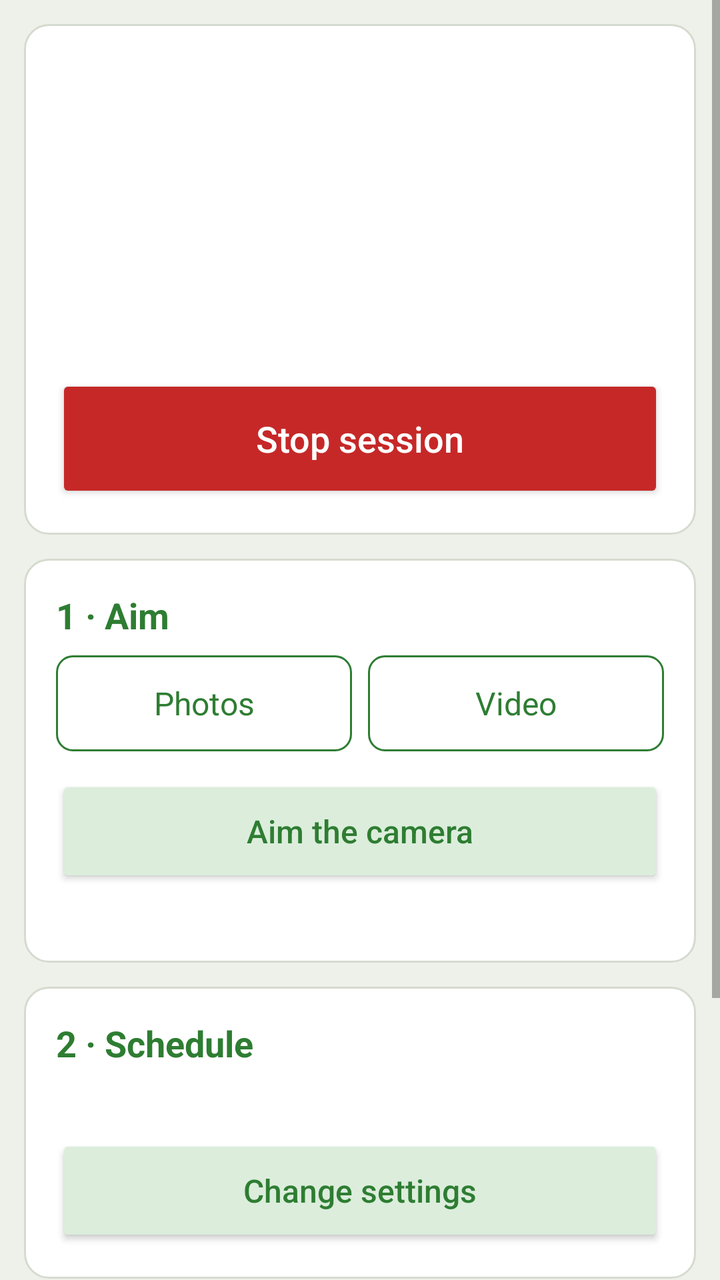
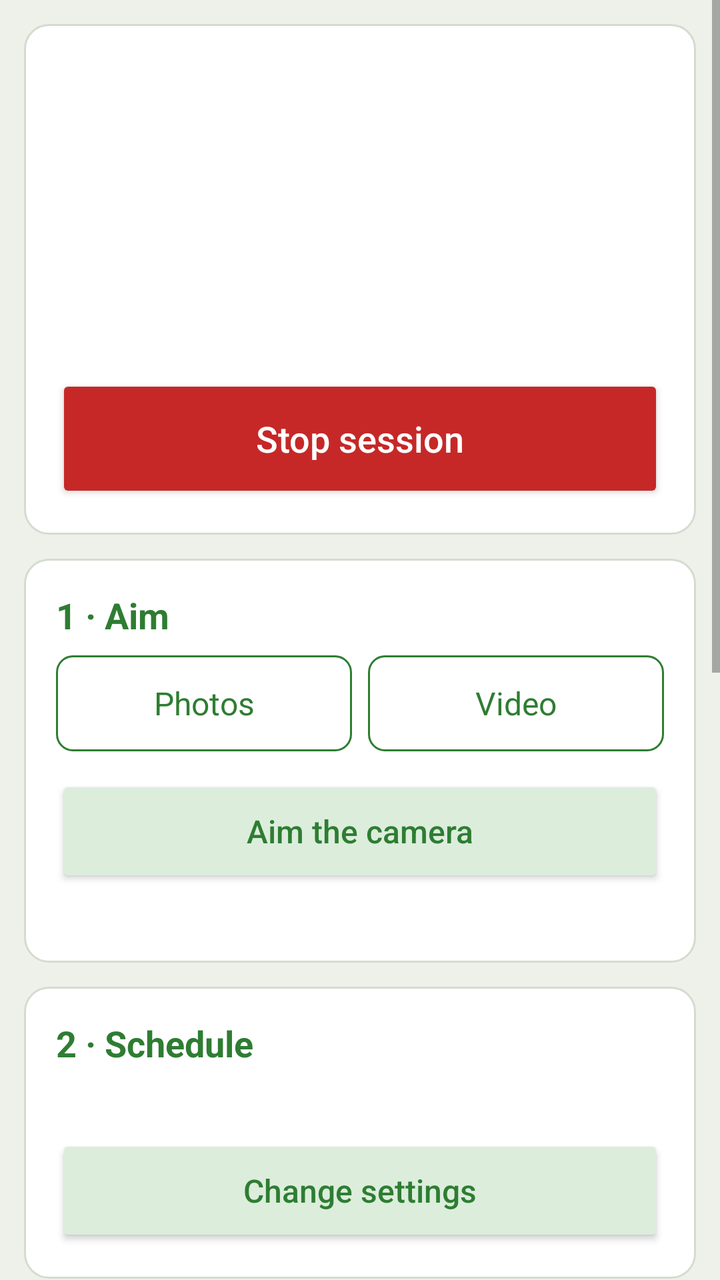

The first picture is an Android layout as it rendered before a commit; the second is the same layout after the commit. The layout source and the unified diff follow.
<!-- AndroidManifest.xml: application theme AppTheme -->
<!-- res/layout/activity_main.xml -->
<?xml version="1.0" encoding="utf-8"?>
<ScrollView xmlns:android="http://schemas.android.com/apk/res/android"
    xmlns:tools="http://schemas.android.com/tools"
    android:id="@+id/scroll"
    android:layout_width="match_parent"
    android:layout_height="match_parent"
    android:fitsSystemWindows="true"
    tools:ignore="TooManyViews">

    <LinearLayout
        android:layout_width="match_parent"
        android:layout_height="wrap_content"
        android:orientation="vertical"
        android:padding="12dp">

        
        <LinearLayout style="@style/Card" android:layout_marginTop="0dp">
            <TextView android:id="@+id/status_title" style="@style/CardTitle" android:textSize="20sp" />
            <TextView android:id="@+id/session_status" style="@style/Body" />
            <TextView android:id="@+id/session_progress" style="@style/Body" />
            <TextView android:id="@+id/session_warning" style="@style/Body" android:textColor="@color/warning" android:textStyle="bold" />
            <TextView android:id="@+id/battery" style="@style/Hint" android:layout_marginTop="8dp" />
            <TextView android:id="@+id/phone_time" style="@style/Hint" />
            <Button android:id="@+id/stop_session" style="@style/BigButton"
                android:backgroundTint="@color/stop" android:text="@string/stop_session" />
        </LinearLayout>

        
        <LinearLayout android:id="@+id/aim_card" style="@style/Card">
            <TextView style="@style/CardTitle" android:text="@string/card_aim" />
            <RadioGroup android:id="@+id/mode" style="@style/Segments">
                <RadioButton android:id="@+id/mode_photo" style="@style/Segment" android:text="@string/mode_photo" />
                <RadioButton android:id="@+id/mode_video" style="@style/Segment.Next" android:text="@string/mode_video" />
            </RadioGroup>
            <Button android:id="@+id/aim" style="@style/SecondaryButton" android:layout_marginTop="12dp"
                android:text="@string/aim_button" />
            <TextView android:id="@+id/aim_summary" style="@style/Hint" android:layout_marginTop="4dp" />
        </LinearLayout>

        
        <LinearLayout android:id="@+id/schedule_card" style="@style/Card">
            <TextView style="@style/CardTitle" android:text="@string/card_schedule" />
            <TextView android:id="@+id/schedule_summary" style="@style/Body" />
            <Button android:id="@+id/change" style="@style/SecondaryButton" android:text="@string/change_open" />

            <LinearLayout android:id="@+id/settings" style="@style/Group" android:visibility="gone">
                <LinearLayout android:id="@+id/photo_settings" style="@style/Group">
                    <TextView style="@style/Label" android:labelFor="@id/step_s" android:text="@string/step_label" />
                    <EditText android:id="@+id/step_s" style="@style/Field" android:importantForAutofill="no"
                        android:inputType="numberDecimal" tools:targetApi="o" />
                    <TextView style="@style/Hint" android:text="@string/step_hint" />

                    <TextView style="@style/Label" android:labelFor="@id/burst_s" android:text="@string/burst_label" />
                    <EditText android:id="@+id/burst_s" style="@style/Field" android:importantForAutofill="no"
                        android:inputType="numberDecimal" tools:targetApi="o" />
                    <TextView style="@style/Hint" android:text="@string/burst_hint" />
                </LinearLayout>

                <LinearLayout android:id="@+id/video_settings" style="@style/Group">
                    <TextView style="@style/Label" android:labelFor="@id/clip_min" android:text="@string/clip_label" />
                    <EditText android:id="@+id/clip_min" style="@style/Field" android:importantForAutofill="no"
                        android:inputType="numberDecimal" tools:targetApi="o" />
                    <TextView style="@style/Hint" android:text="@string/clip_hint" />

                    <TextView style="@style/Label" android:text="@string/video_fps_label" />
                    <RadioGroup android:id="@+id/video_fps" style="@style/Segments">
                        <RadioButton android:id="@+id/video_fps_5" style="@style/Segment" android:text="@string/video_fps_5" />
                        <RadioButton android:id="@+id/video_fps_10" style="@style/Segment.Next" android:text="@string/video_fps_10" />
                        <RadioButton android:id="@+id/video_fps_15" style="@style/Segment.Next" android:text="@string/video_fps_15" />
                    </RadioGroup>
                    <TextView style="@style/Hint" android:layout_marginTop="4dp" android:text="@string/video_fps_hint" />
                </LinearLayout>

                <TextView style="@style/Label" android:labelFor="@id/break_min" android:text="@string/break_label" />
                <EditText android:id="@+id/break_min" style="@style/Field" android:importantForAutofill="no"
                    android:inputType="numberDecimal" tools:targetApi="o" />
                <TextView style="@style/Hint" android:text="@string/break_hint" />

                <TextView style="@style/Label" android:text="@string/schedule_label" />
                <RadioGroup android:id="@+id/schedule" style="@style/Segments">
                    <RadioButton android:id="@+id/schedule_run" style="@style/Segment" android:text="@string/schedule_run" />
                    <RadioButton android:id="@+id/schedule_daily" style="@style/Segment.Next" android:text="@string/schedule_daily" />
                </RadioGroup>

                <LinearLayout android:id="@+id/run_settings" style="@style/Group">
                    <TextView style="@style/Label" android:labelFor="@id/run_h" android:text="@string/run_label" />
                    <EditText android:id="@+id/run_h" style="@style/Field" android:importantForAutofill="no"
                        android:inputType="numberDecimal" tools:targetApi="o" />
                    <TextView style="@style/Hint" android:text="@string/run_hint" />
                </LinearLayout>

                <LinearLayout android:id="@+id/daily_settings" style="@style/Group">
                    <TextView style="@style/Label" android:labelFor="@id/windows" android:text="@string/windows_label" />
                    <EditText android:id="@+id/windows" style="@style/Field" android:importantForAutofill="no"
                        android:inputType="text" tools:targetApi="o" />
                    <TextView style="@style/Hint" android:text="@string/windows_hint" />

                    <TextView style="@style/Label" android:labelFor="@id/days" android:text="@string/days_label" />
                    <EditText android:id="@+id/days" style="@style/Field" android:importantForAutofill="no"
                        android:inputType="number" tools:targetApi="o" />
                    <TextView style="@style/Hint" android:text="@string/days_hint" />
                </LinearLayout>

                <TextView style="@style/Label" android:labelFor="@id/saved_side" android:text="@string/saved_side_label" />
                <EditText android:id="@+id/saved_side" style="@style/Field" android:importantForAutofill="no"
                    android:inputType="number" tools:targetApi="o" />
                <TextView style="@style/Hint" android:text="@string/saved_side_hint" />

                <TextView style="@style/Label" android:labelFor="@id/heat_limit_c" android:text="@string/heat_label" />
                <EditText android:id="@+id/heat_limit_c" style="@style/Field" android:importantForAutofill="no"
                    android:inputType="numberDecimal" tools:targetApi="o" />
                <TextView style="@style/Hint" android:text="@string/heat_hint" />

                <TextView style="@style/Label" android:labelFor="@id/device_name" android:text="@string/phone_name_label" />
                <EditText android:id="@+id/device_name" style="@style/Field" android:importantForAutofill="no"
                    android:inputType="text" android:maxLength="20" tools:targetApi="o" />
                <TextView style="@style/Hint" android:text="@string/phone_name_hint" />

                <Button android:id="@+id/defaults" style="@style/SecondaryButton" android:layout_marginTop="16dp"
                    android:text="@string/defaults" />
            </LinearLayout>
        </LinearLayout>

        
        <TextView android:id="@+id/start_message" style="@style/Body" android:layout_marginTop="12dp"
            android:textColor="@color/warning" android:textStyle="bold" android:visibility="gone" />
        <Button android:id="@+id/start_session" style="@style/BigButton" android:text="@string/start_session" />
        <TextView android:id="@+id/start_hint" style="@style/Hint" android:layout_marginTop="4dp" />

        
        <Button android:id="@+id/tests_toggle" style="?android:attr/borderlessButtonStyle"
            android:textAllCaps="false" android:textColor="@color/heading"
            android:layout_width="wrap_content" android:layout_height="48dp"
            android:layout_marginTop="24dp" android:text="@string/tests_show" />

        <LinearLayout android:id="@+id/tests" style="@style/Card" android:layout_marginTop="0dp"
            android:visibility="gone">
            <TextView android:id="@+id/intro" style="@style/Body" />
            <Button android:id="@+id/take_photo" style="@style/SecondaryButton" android:text="@string/take_photo" />
            <Button android:id="@+id/speed_test" style="@style/SecondaryButton" android:text="@string/speed_test" />
            <TextView
                android:id="@+id/status"
                android:layout_width="match_parent"
                android:layout_height="wrap_content"
                android:layout_marginTop="16dp"
                android:textIsSelectable="true"
                android:textSize="14sp"
                android:typeface="monospace" />
        </LinearLayout>
    </LinearLayout>
</ScrollView>
<!-- resources referenced by this layout -->
<resources>
  <color name="heading">#FF2E7D32</color>
  <color name="stop">#FFC62828</color>
  <color name="warning">#FFB71C1C</color>
  <string name="aim_button">Aim the camera</string>
  <string name="break_hint">Default 4 min: the camera rests about 80 % of the time. It is switched off when the break is longer than 30 s. 0 = no break.</string>
  <string name="break_label">Break between bursts or clips (min)</string>
  <string name="burst_hint">Default 60 s: longer than a typical visit (about 11 s).</string>
  <string name="burst_label">Burst length (s)</string>
  <string name="card_aim">1 · Aim</string>
  <string name="card_schedule">2 · Schedule</string>
  <string name="change_open">Change settings</string>
  <string name="clip_hint">One video file per clip. Default 5 min.</string>
  <string name="clip_label">Clip length (min)</string>
  <string name="days_label">Days</string>
  <string name="defaults">Default values</string>
  <string name="heat_label">Pause when the battery reaches (°C)</string>
  <string name="mode_photo">Photos</string>
  <string name="mode_video">Video</string>
  <string name="phone_name_label">Phone name (optional)</string>
  <string name="run_hint">Default 2 h. Up to 720 h (30 days) without a break at night, for example under the midnight sun.</string>
  <string name="run_label">Run length (h)</string>
  <string name="saved_side_label">Saved square side (px)</string>
  <string name="schedule_daily">Daily windows</string>
  <string name="schedule_label">Record</string>
  <string name="schedule_run">Hours from Start</string>
  <string name="speed_test">Run the speed test</string>
  <string name="start_session">Start session</string>
  <string name="step_hint">Time between photos in a burst. Default 2 s: a 3 s step caught about 90 % of insect visits (Edwards et al. 2015).</string>
  <string name="step_label">Photo step (s)</string>
  <string name="stop_session">Stop session</string>
  <string name="take_photo">Take one test photo</string>
  <string name="tests_show">Show the phone tests</string>
  <string name="video_fps_10">10</string>
  <string name="video_fps_15">15</string>
  <string name="video_fps_5">5</string>
  <string name="video_fps_label">Frames per s</string>
  <string name="windows_label">Daily windows</string>
  <color name="start">#FF2E7D32</color>
  <color name="secondary_button">#FFDCEDDC</color>
  <color name="action_bar">#FF2E7D32</color>
  <color name="status_bar">#FF1B5E20</color>
  <color name="window">#FFEEF1EA</color>
  <color name="card">#FFFFFFFF</color>
  <color name="card_edge">#FFD5DBCF</color>
  <!-- unchanged entries left out for length: 22 -->
</resources>

<!-- the commit's change to res/layout/activity_main.xml (unified diff, before → after) -->
@@ -45,36 +45,36 @@
 
             <LinearLayout android:id="@+id/settings" style="@style/Group" android:visibility="gone">
                 <LinearLayout android:id="@+id/photo_settings" style="@style/Group">
-                    <TextView style="@style/Label" android:labelFor="@id/step_s" android:text="@string/step_label" />
+                    <TextView style="@style/Label.Help" android:labelFor="@id/step_s" android:text="@string/step_label" />
                     <EditText android:id="@+id/step_s" style="@style/Field" android:importantForAutofill="no"
                         android:inputType="numberDecimal" tools:targetApi="o" />
-                    <TextView style="@style/Hint" android:text="@string/step_hint" />
+                    <TextView style="@style/Hint.Help" android:text="@string/step_hint" />
 
-                    <TextView style="@style/Label" android:labelFor="@id/burst_s" android:text="@string/burst_label" />
+                    <TextView style="@style/Label.Help" android:labelFor="@id/burst_s" android:text="@string/burst_label" />
                     <EditText android:id="@+id/burst_s" style="@style/Field" android:importantForAutofill="no"
                         android:inputType="numberDecimal" tools:targetApi="o" />
-                    <TextView style="@style/Hint" android:text="@string/burst_hint" />
+                    <TextView style="@style/Hint.Help" android:text="@string/burst_hint" />
                 </LinearLayout>
 
                 <LinearLayout android:id="@+id/video_settings" style="@style/Group">
-                    <TextView style="@style/Label" android:labelFor="@id/clip_min" android:text="@string/clip_label" />
+                    <TextView style="@style/Label.Help" android:labelFor="@id/clip_min" android:text="@string/clip_label" />
                     <EditText android:id="@+id/clip_min" style="@style/Field" android:importantForAutofill="no"
                         android:inputType="numberDecimal" tools:targetApi="o" />
-                    <TextView style="@style/Hint" android:text="@string/clip_hint" />
+                    <TextView style="@style/Hint.Help" android:text="@string/clip_hint" />
 
-                    <TextView style="@style/Label" android:text="@string/video_fps_label" />
+                    <TextView style="@style/Label.Help" android:text="@string/video_fps_label" />
                     <RadioGroup android:id="@+id/video_fps" style="@style/Segments">
                         <RadioButton android:id="@+id/video_fps_5" style="@style/Segment" android:text="@string/video_fps_5" />
                         <RadioButton android:id="@+id/video_fps_10" style="@style/Segment.Next" android:text="@string/video_fps_10" />
                         <RadioButton android:id="@+id/video_fps_15" style="@style/Segment.Next" android:text="@string/video_fps_15" />
                     </RadioGroup>
-                    <TextView style="@style/Hint" android:layout_marginTop="4dp" android:text="@string/video_fps_hint" />
+                    <TextView style="@style/Hint.Help" android:text="@string/video_fps_hint" />
                 </LinearLayout>
 
-                <TextView style="@style/Label" android:labelFor="@id/break_min" android:text="@string/break_label" />
+                <TextView style="@style/Label.Help" android:labelFor="@id/break_min" android:text="@string/break_label" />
                 <EditText android:id="@+id/break_min" style="@style/Field" android:importantForAutofill="no"
                     android:inputType="numberDecimal" tools:targetApi="o" />
-                <TextView style="@style/Hint" android:text="@string/break_hint" />
+                <TextView style="@style/Hint.Help" android:text="@string/break_hint" />
 
                 <TextView style="@style/Label" android:text="@string/schedule_label" />
                 <RadioGroup android:id="@+id/schedule" style="@style/Segments">
@@ -83,42 +83,50 @@
                 </RadioGroup>
 
                 <LinearLayout android:id="@+id/run_settings" style="@style/Group">
-                    <TextView style="@style/Label" android:labelFor="@id/run_h" android:text="@string/run_label" />
+                    <TextView style="@style/Label.Help" android:labelFor="@id/run_h" android:text="@string/run_label" />
                     <EditText android:id="@+id/run_h" style="@style/Field" android:importantForAutofill="no"
                         android:inputType="numberDecimal" tools:targetApi="o" />
-                    <TextView style="@style/Hint" android:text="@string/run_hint" />
+                    <TextView style="@style/Hint.Help" android:text="@string/run_hint" />
                 </LinearLayout>
 
                 <LinearLayout android:id="@+id/daily_settings" style="@style/Group">
-                    <TextView style="@style/Label" android:labelFor="@id/windows" android:text="@string/windows_label" />
+                    <TextView style="@style/Label.Help" android:labelFor="@id/windows" android:text="@string/windows_label" />
                     <EditText android:id="@+id/windows" style="@style/Field" android:importantForAutofill="no"
                         android:inputType="text" tools:targetApi="o" />
-                    <TextView style="@style/Hint" android:text="@string/windows_hint" />
+                    <TextView style="@style/Hint.Help" android:text="@string/windows_hint" />
 
-                    <TextView style="@style/Label" android:labelFor="@id/days" android:text="@string/days_label" />
+                    <TextView style="@style/Label.Help" android:labelFor="@id/days" android:text="@string/days_label" />
                     <EditText android:id="@+id/days" style="@style/Field" android:importantForAutofill="no"
                         android:inputType="number" tools:targetApi="o" />
-                    <TextView style="@style/Hint" android:text="@string/days_hint" />
+                    <TextView style="@style/Hint.Help" android:text="@string/days_hint" />
                 </LinearLayout>
 
-                <TextView style="@style/Label" android:labelFor="@id/saved_side" android:text="@string/saved_side_label" />
+                <TextView style="@style/Label.Help" android:labelFor="@id/saved_side" android:text="@string/saved_side_label" />
                 <EditText android:id="@+id/saved_side" style="@style/Field" android:importantForAutofill="no"
                     android:inputType="number" tools:targetApi="o" />
-                <TextView style="@style/Hint" android:text="@string/saved_side_hint" />
+                <TextView style="@style/Hint.Help" android:text="@string/saved_side_hint" />
 
-                <TextView style="@style/Label" android:labelFor="@id/heat_limit_c" android:text="@string/heat_label" />
+                <TextView style="@style/Label.Help" android:labelFor="@id/heat_limit_c" android:text="@string/heat_label" />
                 <EditText android:id="@+id/heat_limit_c" style="@style/Field" android:importantForAutofill="no"
                     android:inputType="numberDecimal" tools:targetApi="o" />
-                <TextView style="@style/Hint" android:text="@string/heat_hint" />
+                <TextView style="@style/Hint.Help" android:text="@string/heat_hint" />
 
-                <TextView style="@style/Label" android:labelFor="@id/device_name" android:text="@string/phone_name_label" />
+                <TextView style="@style/Label.Help" android:labelFor="@id/device_name" android:text="@string/phone_name_label" />
                 <EditText android:id="@+id/device_name" style="@style/Field" android:importantForAutofill="no"
                     android:inputType="text" android:maxLength="20" tools:targetApi="o" />
-                <TextView style="@style/Hint" android:text="@string/phone_name_hint" />
+                <TextView style="@style/Hint.Help" android:text="@string/phone_name_hint" />
 
                 <Button android:id="@+id/defaults" style="@style/SecondaryButton" android:layout_marginTop="16dp"
                     android:text="@string/defaults" />
             </LinearLayout>
+        </LinearLayout>
+
+        
+        <LinearLayout android:id="@+id/phone_card" style="@style/Card">
+            <TextView style="@style/CardTitle" android:text="@string/card_phone" />
+            <LinearLayout android:id="@+id/phone_checks" style="@style/Group" />
+            <TextView style="@style/Label.Help" android:text="@string/checklist_label" />
+            <TextView style="@style/Hint.Help" android:text="@string/checklist_text" />
         </LinearLayout>
 
         
<!-- resource entries referenced after the edit -->
@@ -9,8 +9,11 @@
   <string name="burst_hint">Default 60 s: longer than a typical visit (about 11 s).</string>
   <string name="burst_label">Burst length (s)</string>
   <string name="card_aim">1 · Aim</string>
+  <string name="card_phone">3 · Phone for the field</string>
   <string name="card_schedule">2 · Schedule</string>
   <string name="change_open">Change settings</string>
+  <string name="checklist_label">A phone used only as a camera</string>
+  <string name="checklist_text">A phone that does nothing else saves energy and is less likely to stop the app in the field:\n• Reset it to factory settings; add no Google account and no SIM card.\n• Turn off automatic app and system updates.\n• Uninstall the apps you do not need, or disable them (in the phone\'s settings, under Apps).\n• Set the clock, then turn on airplane mode (flight mode): without network the clock is not corrected, and the session record uses it.\n• Some phones stop apps in the background with their own battery manager. Huawei: allow FaunaLapse to start and run in the background by hand (Battery, App launch). Xiaomi: set its battery saver to No restrictions. Samsung: add it to Never sleeping apps.\n• Run a test session with the screen off before the field day.</string>
   <string name="clip_hint">One video file per clip. Default 5 min.</string>
   <string name="clip_label">Clip length (min)</string>
   <string name="days_label">Days</string>
@@ -37,6 +40,16 @@
   <string name="video_fps_5">5</string>
   <string name="video_fps_label">Frames per s</string>
   <string name="windows_label">Daily windows</string>
+  <style name="Hint.Help">
+          <item name="android:layout_marginTop">4dp</item>
+          <item name="android:tag">help_text</item>
+      </style>
+  <style name="Label.Help">
+          <item name="android:layout_marginTop">4dp</item>
+          <item name="android:paddingTop">12dp</item>
+          <item name="android:paddingBottom">8dp</item>
+          <item name="android:tag">help</item>
+      </style>
   <color name="start">#FF2E7D32</color>
   <color name="secondary_button">#FFDCEDDC</color>
   <color name="action_bar">#FF2E7D32</color>
